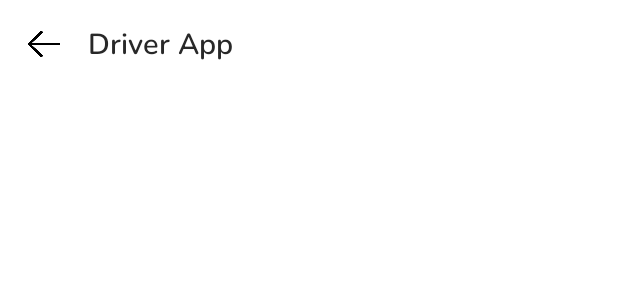
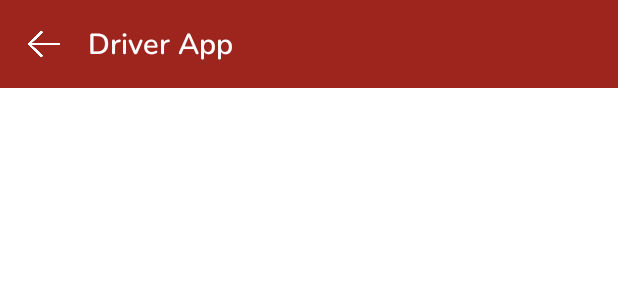
Before and after one commit to jbmapps/NewDemoApp, an Android app: the layout layout_toolbar.xml on its own in the app's theme, with its tools: preview values and no code run, on a phone screen of 412 x 824 dp. Shown: the top 300 px of the screen. Run offline under Robolectric (Android 15) with nearby library versions, the phone set to English and light mode, and no system bars.

Commit message:
bug fixes

```diff
--- a/DemoApp/app/src/main/java/com/kraaft/driver/manager/repo/LoginRepo.kt
+++ b/DemoApp/app/src/main/java/com/kraaft/driver/manager/repo/LoginRepo.kt
@@ -6,7 +6,6 @@ import androidx.lifecycle.MutableLiveData
 import com.kraaft.driver.manager.R
 import com.kraaft.driver.manager.api.RetroAPI
 import com.kraaft.driver.manager.model.NetworkResult
-import com.kraaft.driver.manager.utils.X_API_KEY
 import com.kraaft.driver.manager.utils.handleResponse
 import dagger.hilt.android.qualifiers.ApplicationContext
 import okhttp3.RequestBody
@@ -25,7 +24,7 @@ class LoginRepo @Inject constructor(
     suspend fun loginApp(requestBody: RequestBody) {
         _loginData.postValue(NetworkResult.Loading())
         try {
-            context.handleResponse(retroAPI.loginApp(X_API_KEY,requestBody), _loginData)
+            context.handleResponse(retroAPI.loginApp("X_API_KEY",requestBody), _loginData)
         } catch (e: Exception) {
             e.printStackTrace()
             _loginData.postValue(NetworkResult.Error(context.getString(R.string.kk_error_unknown)))
--- a/DemoApp/app/src/main/java/com/kraaft/driver/manager/ui/main/MainActivity.kt
+++ b/DemoApp/app/src/main/java/com/kraaft/driver/manager/ui/main/MainActivity.kt
@@ -2,10 +2,10 @@ package com.kraaft.driver.manager.ui.main
 
 import android.os.Bundle
 import androidx.activity.enableEdgeToEdge
-import androidx.appcompat.app.AppCompatActivity
 import androidx.core.view.ViewCompat
 import androidx.core.view.WindowInsetsCompat
 import com.kraaft.driver.manager.databinding.ActivityMainBinding
+import com.kraaft.driver.manager.ui.base.BaseActivity
 
 class MainActivity : BaseActivity() {
 
--- a/DemoApp/app/src/main/res/layout/layout_toolbar.xml
+++ b/DemoApp/app/src/main/res/layout/layout_toolbar.xml
@@ -2,7 +2,7 @@
 <androidx.constraintlayout.widget.ConstraintLayout xmlns:android="http://schemas.android.com/apk/res/android"
     xmlns:app="http://schemas.android.com/apk/res-auto"
     android:layout_width="match_parent"
-    android:background="@color/colorWhite"
+    android:background="@color/colorMain"
     android:layout_height="@dimen/toolbar_height">
 
     <ImageView
@@ -10,6 +10,7 @@
         android:layout_width="@dimen/_45sdp"
         android:layout_height="@dimen/_45sdp"
         android:padding="@dimen/_12sdp"
+        app:tint="@color/colorWhite"
         android:src="@drawable/ic_back_arrow"
         app:layout_constraintBottom_toBottomOf="parent"
         app:layout_constraintStart_toStartOf="parent"
@@ -22,7 +23,7 @@
         android:layout_height="wrap_content"
         android:gravity="center|start"
         android:text="@string/app_name"
-        android:textColor="@color/colorTitle"
+        android:textColor="@color/colorWhite"
         android:textSize="@dimen/_15ssp"
         app:layout_constraintBottom_toBottomOf="parent"
         app:layout_constraintStart_toEndOf="@id/btnBack"
```
Also changed, not shown: DemoApp/app/src/main/java/com/kraaft/driver/manager/utils/ErrorUtils.kt (+12 -12 lines), DemoApp/app/src/main/java/com/kraaft/driver/manager/utils/ThemeUtils.kt (deleted, +0 -29 lines).
